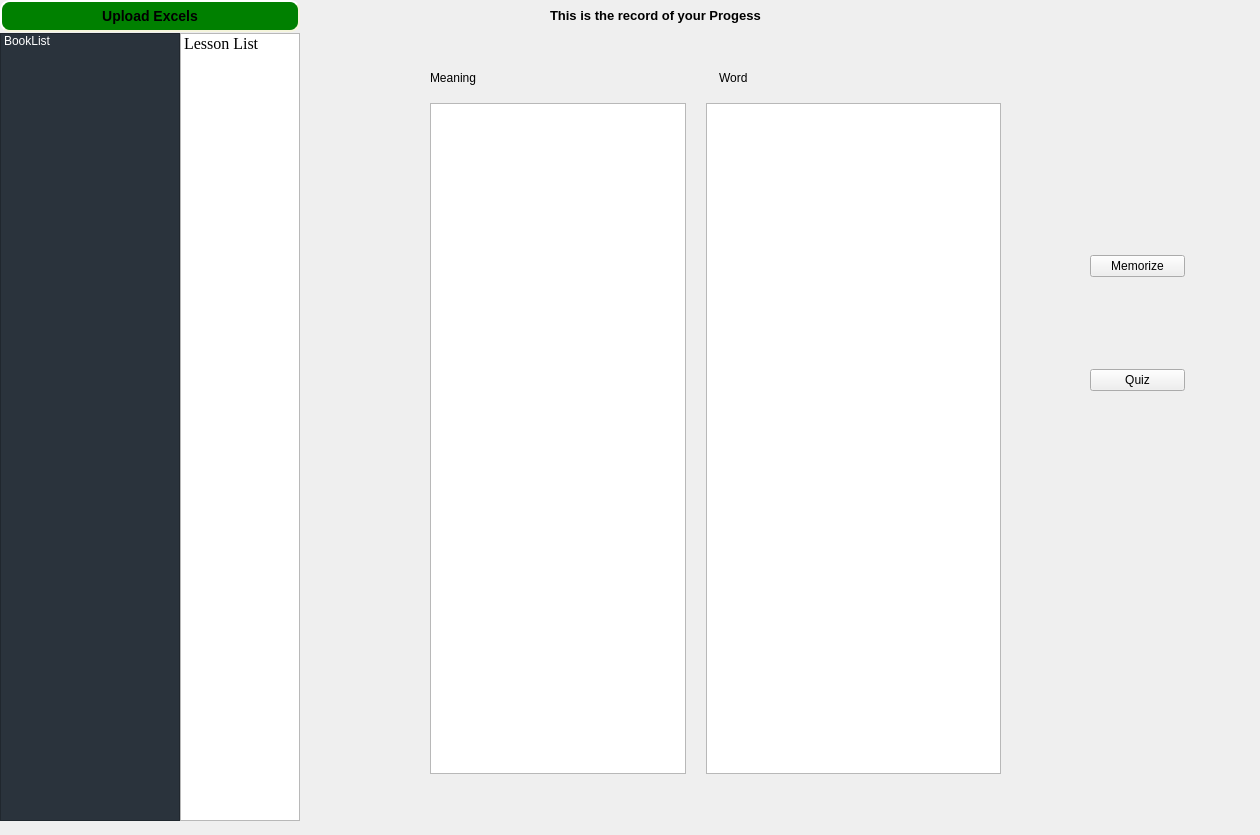
Qt form PyQt5_GUI/RemV_Package/res/FirstGui.ui (ArmandXiao/RemV) before a commit.
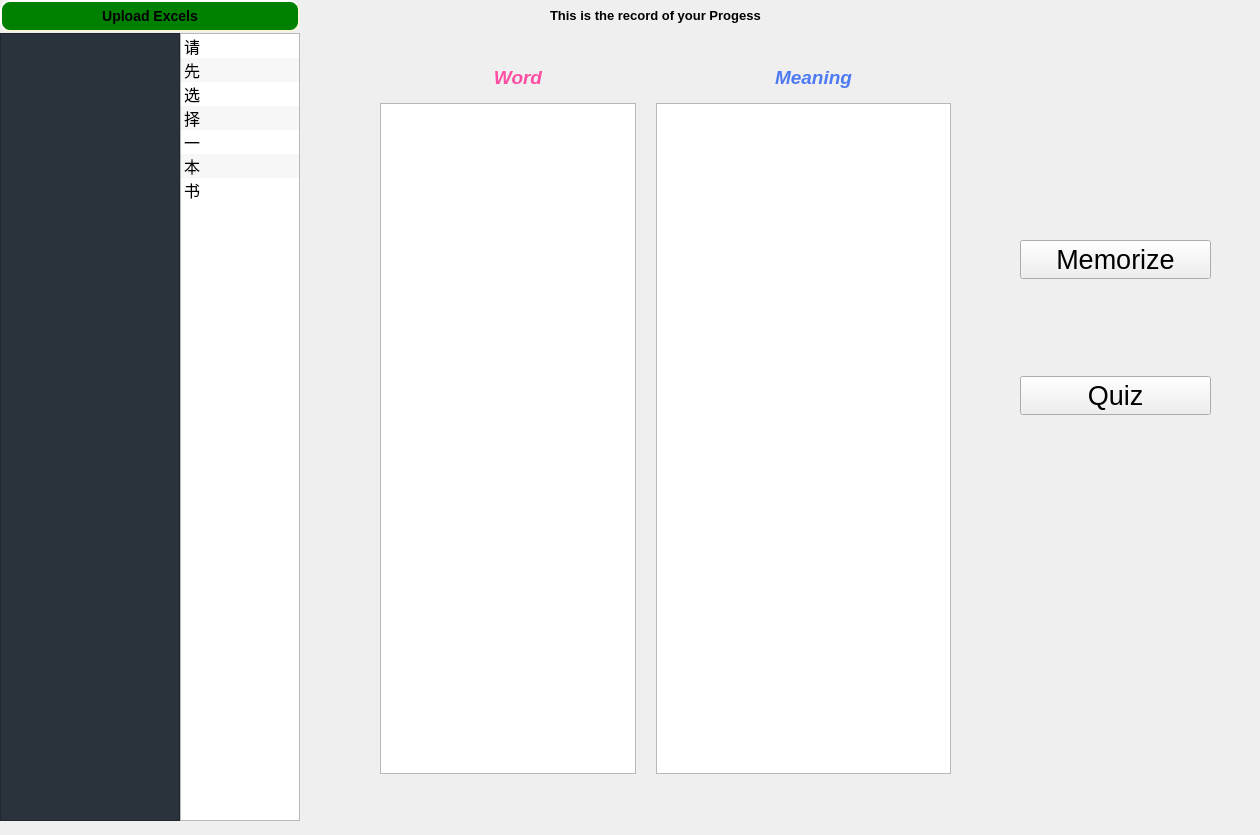
The same form after that commit.

```diff
--- a/PyQt5_GUI/RemV_Package/res/FirstGui.ui
+++ b/PyQt5_GUI/RemV_Package/res/FirstGui.ui
@@ -89,6 +89,9 @@
        <property name="isWrapping" stdset="0">
         <bool>false</bool>
        </property>
+       <property name="spacing">
+        <number>20</number>
+       </property>
        <property name="viewMode">
         <enum>QListView::ListMode</enum>
        </property>
@@ -98,11 +101,6 @@
        <property name="sortingEnabled">
         <bool>false</bool>
        </property>
-       <item>
-        <property name="text">
-         <string>BookList</string>
-        </property>
-       </item>
       </widget>
      </item>
      <item row="0" column="2">
@@ -146,7 +144,7 @@
         <widget class="QWidget" name="horizontalLayoutWidget_2">
          <property name="geometry">
           <rect>
-           <x>130</x>
+           <x>80</x>
            <y>70</y>
            <width>571</width>
            <height>671</height>
@@ -168,6 +166,9 @@
             <property name="alternatingRowColors">
              <bool>true</bool>
             </property>
+            <property name="wordWrap">
+             <bool>false</bool>
+            </property>
            </widget>
           </item>
          </layout>
@@ -175,24 +176,27 @@
         <widget class="QWidget" name="horizontalLayoutWidget_3">
          <property name="geometry">
           <rect>
-           <x>130</x>
+           <x>80</x>
            <y>0</y>
            <width>571</width>
            <height>89</height>
           </rect>
          </property>
          <layout class="QHBoxLayout" name="horizontalLayout_3">
+          <property name="spacing">
+           <number>20</number>
+          </property>
           <item>
            <widget class="QLabel" name="label_2">
             <property name="text">
-             <string>Meaning</string>
+             <string>&lt;html&gt;&lt;head/&gt;&lt;body&gt;&lt;p align=&quot;center&quot;&gt;&lt;span style=&quot; font-size:14pt; font-weight:600; font-style:italic; color:#ff4ea4;&quot;&gt;Word&lt;/span&gt;&lt;/p&gt;&lt;/body&gt;&lt;/html&gt;</string>
             </property>
            </widget>
           </item>
           <item>
            <widget class="QLabel" name="label">
             <property name="text">
-             <string>Word</string>
+             <string>&lt;html&gt;&lt;head/&gt;&lt;body&gt;&lt;p align=&quot;center&quot;&gt;&lt;span style=&quot; font-size:14pt; font-weight:600; font-style:italic; color:#4e7af3;&quot;&gt;Meaning&lt;/span&gt;&lt;/p&gt;&lt;/body&gt;&lt;/html&gt;</string>
             </property>
            </widget>
           </item>
@@ -201,10 +205,10 @@
         <widget class="QWidget" name="horizontalLayoutWidget">
          <property name="geometry">
           <rect>
-           <x>790</x>
-           <y>170</y>
-           <width>95</width>
-           <height>241</height>
+           <x>720</x>
+           <y>150</y>
+           <width>191</width>
+           <height>291</height>
           </rect>
          </property>
          <layout class="QVBoxLayout" name="verticalLayout">
@@ -212,10 +216,21 @@
            <number>20</number>
           </property>
           <item>
-           <widget class="QPushButton" name="MemorizeSceneBtn">
+           <widget class="QPushButton" name="MemorizeBtn_0">
+            <property name="font">
+             <font>
+              <pointsize>20</pointsize>
+             </font>
+            </property>
             <property name="text">
              <string>Memorize</string>
             </property>
+            <property name="iconSize">
+             <size>
+              <width>40</width>
+              <height>40</height>
+             </size>
+            </property>
            </widget>
           </item>
           <item>
@@ -232,10 +247,33 @@
            </spacer>
           </item>
           <item>
-           <widget class="QPushButton" name="QuizSceneBtn">
+           <widget class="QPushButton" name="QuizBtn_0">
+            <property name="sizePolicy">
+             <sizepolicy hsizetype="Minimum" vsizetype="Fixed">
+              <horstretch>0</horstretch>
+              <verstretch>0</verstretch>
+             </sizepolicy>
+            </property>
+            <property name="minimumSize">
+             <size>
+              <width>40</width>
+              <height>20</height>
+             </size>
+            </property>
+            <property name="font">
+             <font>
+              <pointsize>20</pointsize>
+             </font>
+            </property>
             <property name="text">
              <string>Quiz</string>
             </property>
+            <property name="iconSize">
+             <size>
+              <width>40</width>
+              <height>40</height>
+             </size>
+            </property>
            </widget>
           </item>
          </layout>
@@ -265,9 +303,42 @@
        <property name="alternatingRowColors">
         <bool>true</bool>
        </property>
+       <property name="spacing">
+        <number>10</number>
+       </property>
        <item>
         <property name="text">
-         <string>Lesson List</string>
+         <string>请</string>
+        </property>
+       </item>
+       <item>
+        <property name="text">
+         <string>先</string>
+        </property>
+       </item>
+       <item>
+        <property name="text">
+         <string>选</string>
+        </property>
+       </item>
+       <item>
+        <property name="text">
+         <string>择</string>
+        </property>
+       </item>
+       <item>
+        <property name="text">
+         <string>一</string>
+        </property>
+       </item>
+       <item>
+        <property name="text">
+         <string>本</string>
+        </property>
+       </item>
+       <item>
+        <property name="text">
+         <string>书</string>
         </property>
        </item>
       </widget>
```
Left out of the diff: 8 changed lines with no effect on the pictures.
